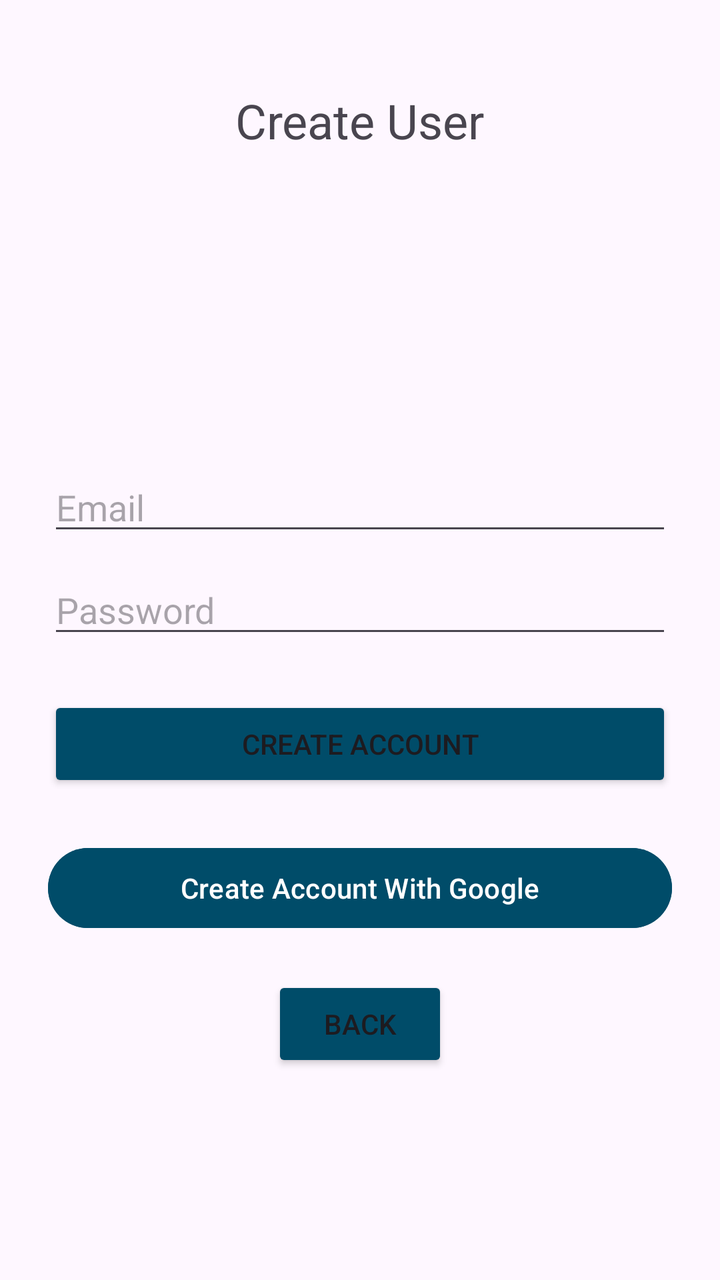
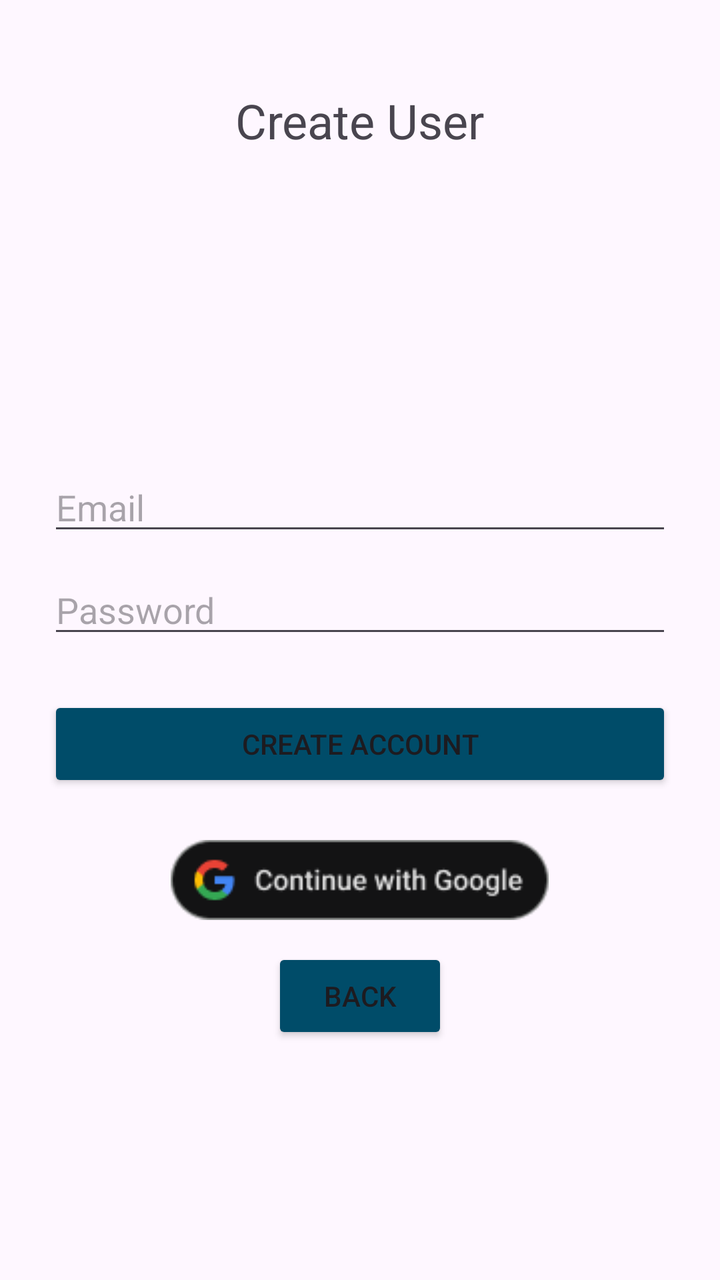

Before-and-after screenshots of an Android layout around one commit, followed by the original layout XML and the change that was made.
<!-- AndroidManifest.xml: application theme Theme.KeepPace -->
<!-- res/layout/activity_create_user.xml -->
<?xml version="1.0" encoding="utf-8"?>
<LinearLayout xmlns:android="http://schemas.android.com/apk/res/android"
    xmlns:tools="http://schemas.android.com/tools"
    android:orientation="vertical"
    android:padding="24dp"
    android:gravity="center_horizontal"
    android:layout_width="match_parent"
    android:layout_height="match_parent"
    tools:context="com.comp380.keeppace.EmailPasswordActivity">

    
    <TextView
        android:layout_width="wrap_content"
        android:layout_height="wrap_content"
        android:text="Create User"
        android:textSize="24sp"
        android:layout_marginTop="20dp"/>

    
    <EditText
        android:id="@+id/fieldEmail"
        android:hint="Email"
        android:inputType="textEmailAddress"
        android:layout_width="match_parent"
        android:layout_height="wrap_content"
        android:autofillHints="emailAddress"
        android:importantForAutofill="yes"
        android:layout_marginTop="155dp"/>

    
    <EditText
        android:id="@+id/fieldPassword"
        android:hint="Password"
        android:inputType="textPassword"
        android:layout_width="match_parent"
        android:layout_height="wrap_content"
        android:autofillHints="password"
        android:importantForAutofill="yes"
        android:layout_marginTop="10dp" />

    
    <Button
        android:id="@+id/emailCreateAccountButton"
        android:text="Create Account"
        android:layout_width="match_parent"
        android:layout_height="wrap_content"
        android:layout_marginTop="24dp"
        android:backgroundTint="@color/material_dynamic_primary30" />

    
    <com.google.android.material.button.MaterialButton
        android:id="@+id/googleSignInButton"
        android:text="Create Account With Google"
        android:layout_width="match_parent"
        android:layout_height="48dp"
        android:layout_marginTop="24dp"
        android:textAllCaps="false"
        android:backgroundTint="@color/material_dynamic_primary30" />

    
    <Button
        android:id="@+id/backButton"
        android:layout_width="wrap_content"
        android:layout_height="wrap_content"
        android:layout_marginTop="20dp"
        android:text="Back"
        android:backgroundTint="@color/material_dynamic_primary30" />

</LinearLayout>
<!-- resources referenced by this layout -->
<resources>
  <style name="Theme.KeepPace" parent="Theme.Material3.Light.NoActionBar">
          
      </style>
</resources>

<!-- the commit's change to res/layout/activity_create_user.xml (unified diff, before → after) -->
@@ -1,69 +1,74 @@
 <?xml version="1.0" encoding="utf-8"?>
 <LinearLayout xmlns:android="http://schemas.android.com/apk/res/android"
+    xmlns:app="http://schemas.android.com/apk/res-auto"
     xmlns:tools="http://schemas.android.com/tools"
+    android:layout_width="match_parent"
+    android:layout_height="match_parent"
+    android:gravity="center_horizontal"
     android:orientation="vertical"
     android:padding="24dp"
-    android:gravity="center_horizontal"
-    android:layout_width="match_parent"
-    android:layout_height="match_parent"
     tools:context="com.comp380.keeppace.EmailPasswordActivity">
 
     
     <TextView
         android:layout_width="wrap_content"
         android:layout_height="wrap_content"
+        android:layout_marginTop="20dp"
         android:text="Create User"
-        android:textSize="24sp"
-        android:layout_marginTop="20dp"/>
+        android:textSize="24sp" />
 
     
     <EditText
         android:id="@+id/fieldEmail"
-        android:hint="Email"
-        android:inputType="textEmailAddress"
         android:layout_width="match_parent"
         android:layout_height="wrap_content"
+        android:layout_marginTop="155dp"
         android:autofillHints="emailAddress"
+        android:hint="Email"
         android:importantForAutofill="yes"
-        android:layout_marginTop="155dp"/>
+        android:inputType="textEmailAddress" />
 
     
     <EditText
         android:id="@+id/fieldPassword"
-        android:hint="Password"
-        android:inputType="textPassword"
         android:layout_width="match_parent"
         android:layout_height="wrap_content"
+        android:layout_marginTop="10dp"
         android:autofillHints="password"
+        android:hint="Password"
         android:importantForAutofill="yes"
-        android:layout_marginTop="10dp" />
+        android:inputType="textPassword" />
 
     
     <Button
         android:id="@+id/emailCreateAccountButton"
-        android:text="Create Account"
         android:layout_width="match_parent"
         android:layout_height="wrap_content"
         android:layout_marginTop="24dp"
-        android:backgroundTint="@color/material_dynamic_primary30" />
+        android:backgroundTint="@color/material_dynamic_primary30"
+        android:text="Create Account" />
 
     
-    <com.google.android.material.button.MaterialButton
-        android:id="@+id/googleSignInButton"
-        android:text="Create Account With Google"
-        android:layout_width="match_parent"
-        android:layout_height="48dp"
-        android:layout_marginTop="24dp"
-        android:textAllCaps="false"
-        android:backgroundTint="@color/material_dynamic_primary30" />
+    
+    <ImageView
+        android:id="@+id/googleLogo"
+        android:layout_width="wrap_content"
+        android:layout_height="wrap_content"
+        android:layout_gravity="center"
+        android:layout_marginTop="12dp"
+        android:clickable="true"
+        android:focusable="true"
+        android:foreground="?attr/selectableItemBackgroundBorderless"
+        android:padding="12dp"
+        android:src="@drawable/ic_google_logo" />
 
     
     <Button
         android:id="@+id/backButton"
         android:layout_width="wrap_content"
         android:layout_height="wrap_content"
-        android:layout_marginTop="20dp"
-        android:text="Back"
-        android:backgroundTint="@color/material_dynamic_primary30" />
+        android:layout_marginTop="2dp"
+        android:backgroundTint="@color/material_dynamic_primary30"
+        android:text="Back" />
 
 </LinearLayout>
<!-- resource entries referenced after the edit -->
@@ -1,5 +1,6 @@
 <!-- resources referenced by this layout -->
 <resources>
+  <!-- drawable ic_google_logo: png bitmap (drawable, 3142 bytes) -->
   <style name="Theme.KeepPace" parent="Theme.Material3.Light.NoActionBar">
           
       </style>
